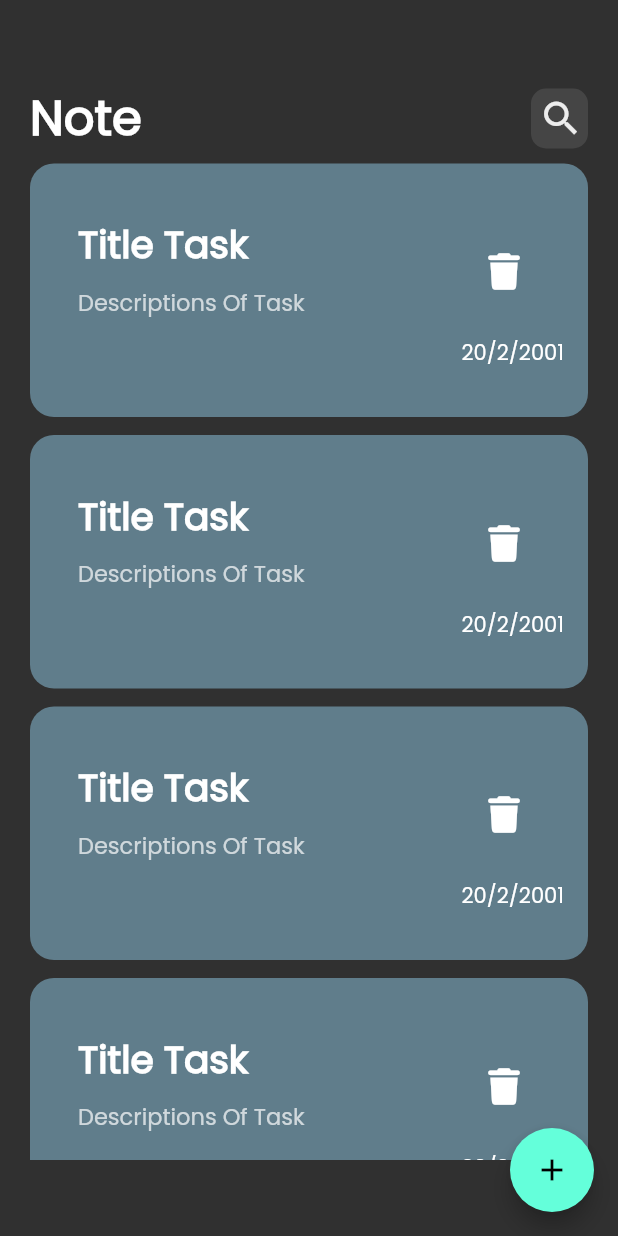
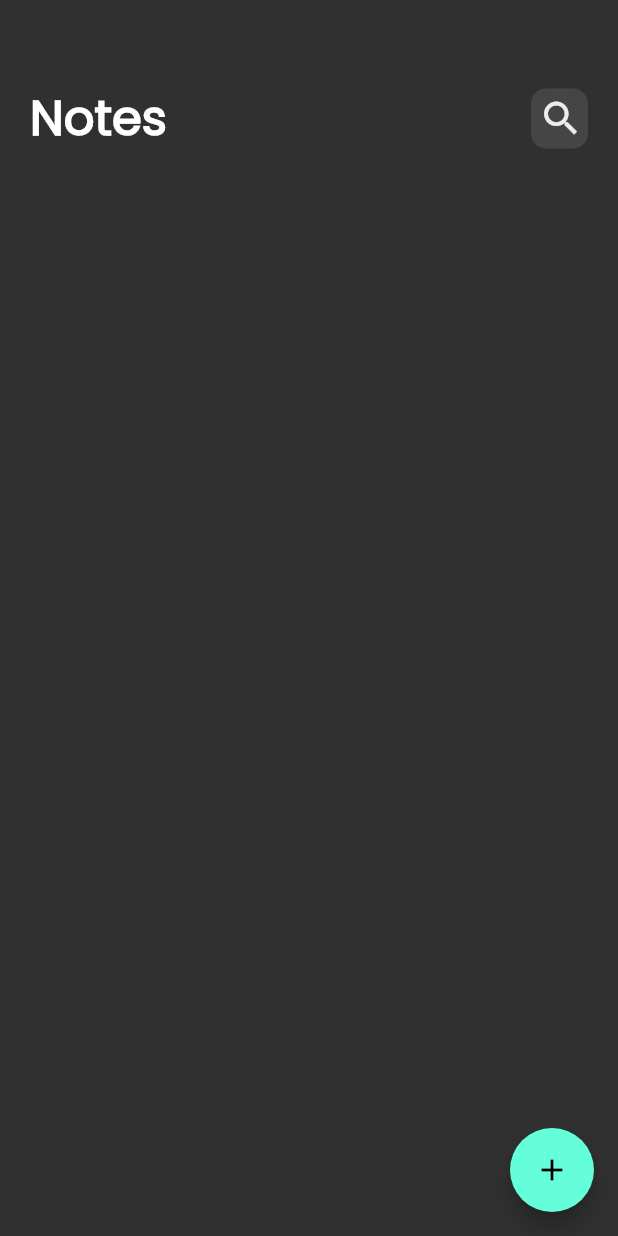
Before and after one commit to marwan-sam/notes_app, a Flutter app: the screen it shows after launch, on a phone screen of 412 x 824 dp. Run offline on Flutter 3.47's test engine with Material 2 defaults, Android fonts, the light colour scheme and no system bars; our stand-ins replace bloc, flutter_bloc, font_awesome_flutter, hive, hive_flutter; accounts and stored records are empty.

Commit message:
some update

```diff
--- a/lib/cubits/note_store/cubit/notes_cubit.dart
+++ b/lib/cubits/note_store/cubit/notes_cubit.dart
@@ -1,9 +1,21 @@
 import 'package:bloc/bloc.dart';
+import 'package:hive/hive.dart';
 import 'package:meta/meta.dart';
 import 'package:note_app/model/model_note.dart';
+
+import '../../../layouts/conts.dart';
 
 part 'notes_state.dart';
 
 class NotesCubit extends Cubit<NotesState> {
   NotesCubit() : super(NotesInitial());
+
+  List<NoteModel>? notes;
+  // fetch all notes method :=
+  fetchNotes() {
+    var notesBox = Hive.box<NoteModel>(boxNoteHive);
+    notes = notesBox.values.toList();
+
+    // emit(NotesSuccState(notes!));
+  }
 }
--- a/lib/layouts/components.dart
+++ b/lib/layouts/components.dart
@@ -1,5 +1,7 @@
 import 'package:flutter/material.dart';
 import 'package:font_awesome_flutter/font_awesome_flutter.dart';
+import 'package:intl/intl.dart';
+import 'package:note_app/model/model_note.dart';
 
 import 'conts.dart';
 
@@ -32,12 +34,13 @@ Widget TitleAppBarUI({required String txt}) => Text(
 // * one of item note: =
 Widget NoteItmeUI({
   void Function()? onTap,
+  required final NoteModel item,
 }) =>
     GestureDetector(
       onTap: onTap,
       child: Container(
         decoration: BoxDecoration(
-          color: Colors.blueGrey,
+          color: Color(item.color),
           borderRadius: BorderRadius.circular(16.0),
         ),
         child: Padding(
@@ -51,32 +54,34 @@ Widget NoteItmeUI({
             crossAxisAlignment: CrossAxisAlignment.end,
             children: [
               ListTile(
-                title: const Text(
-                  'Title Task',
-                  style: TextStyle(
+                title: Text(
+                  item.title,
+                  style: const TextStyle(
                     fontSize: 25.0,
                     fontWeight: FontWeight.bold,
                   ),
                 ),
-                subtitle: const Padding(
-                  padding: EdgeInsets.only(
+                subtitle: Padding(
+                  padding: const EdgeInsets.only(
                     top: 8,
                     bottom: 8,
                   ),
                   child: Text(
-                    'Descriptions Of Task',
-                    style: TextStyle(
+                    item.subTitle,
+                    style: const TextStyle(
                       fontSize: 15.0,
                       fontWeight: FontWeight.w400,
                     ),
                   ),
                 ),
                 trailing: IconButton(
-                  onPressed: () {},
+                  onPressed: () {
+                    item.delete();
+                  },
                   icon: const Icon(FontAwesomeIcons.trash),
                 ),
               ),
-              const Text('20/2/2001'),
+              Text(item.date),
             ],
           ),
         ),
@@ -214,40 +219,12 @@ Widget BodyOfItems({
       ),
     );
 
-// Widget BodyOfEdite({
-//   StandardFormUI? BodyOf,
-//   required Widget AppBar,
-// }) =>
-//     Padding(
-//       padding: const EdgeInsets.all(20.0),
-//       child: Column(
-//         children: [
-//           const SizedBox(
-//             height: 35.0,
-//           ),
-//           // * App Bar =
-//           AppBar,
-//           // * Notes :=
-//           // NoteItme(),
-//           SizedBox(
-//             height: 670,
-//             child: BodyOf,
-//           ),
-//         ],
-//       ),
-//     );
-
 // * after click in btn add to show in showModalBottomSheet or open stander form:=
 Widget StandardFormUI({
   required String hint1,
   required String hint2,
-  // required String? txtBtn,
-  // double widthBtn = double.infinity,
-  // required Key? keyForm,
-  // AutovalidateMode? autovalidateMode,
   void Function(String?)? onSaved1,
   void Function(String?)? onSaved2,
-  // VoidCallback? onClickBtn,
 }) =>
     SingleChildScrollView(
       // child: Form(
@@ -273,22 +250,19 @@ Widget StandardFormUI({
           const SizedBox(
             height: 50.0,
           ),
-          // const Spacer(flex: 1),
-          // BlocBuilder<AddNoteCubit, AddNoteState>(
-          //   builder: (context, state) {
-          //     return Center(
-          //       child: isloading
-          //           ? const CircularProgressIndicator(
-          //               color: blueDarkColor,
-          //             )
-          //           : Button(
-          //               txt: txtBtn!,
-          //               btnWidth: widthBtn,
-          //               clicked: onClickBtn,
-          // ),
-          // );
-          // },
-          // ),
         ],
       ),
     );
+
+Widget emptyListOfNote() => Column(
+      children: const [
+        Center(
+          child: Text(
+            "Don't Have Any Notes",
+            style: TextStyle(
+              color: Colors.white,
+            ),
+          ),
+        ),
+      ],
+    );
--- a/lib/screens/notes_screen.dart
+++ b/lib/screens/notes_screen.dart
@@ -1,4 +1,6 @@
 import 'package:flutter/material.dart';
+import 'package:flutter_bloc/flutter_bloc.dart';
+import 'package:note_app/cubits/note_store/cubit/notes_cubit.dart';
 import 'package:note_app/screens/widgets/appBar.dart';
 // import 'package:font_awesome_flutter/font_awesome_flutter.dart';
 import 'package:note_app/screens/widgets/listview_notes.dart';
@@ -11,7 +13,10 @@ class NotesScreen extends StatelessWidget {
 
   @override
   Widget build(BuildContext context) {
-    return Scaffold(
+    return BlocProvider(
+      create: (context) => NotesCubit(),
+      child: Scaffold(
+        resizeToAvoidBottomInset: false,
         floatingActionButton: FloatingActionButton(
           onPressed: () {
             showModalBottomSheet(
@@ -20,7 +25,7 @@ class NotesScreen extends StatelessWidget {
                 borderRadius: BorderRadius.circular(16.0),
               ),
               context: context,
-            builder: (context) => ModelSheetAddNewNote(),
+              builder: (context) => const ModelSheetAddNewNote(),
             );
           },
           child: const Icon(Icons.add),
@@ -28,8 +33,9 @@ class NotesScreen extends StatelessWidget {
         body: BodyOfItems(
           BodyOf: const ListViewNotes(),
           AppBar: AppBarScreen(
-          txtTitle: 'Note',
+            txtTitle: 'Notes',
             icon: Icons.search,
+          ),
         ),
       ),
     );
--- a/lib/screens/widgets/listview_notes.dart
+++ b/lib/screens/widgets/listview_notes.dart
@@ -1,20 +1,43 @@
 import 'package:flutter/material.dart';
+import 'package:flutter_bloc/flutter_bloc.dart';
+import 'package:note_app/cubits/note_store/cubit/notes_cubit.dart';
 import 'package:note_app/layouts/components.dart';
+import 'package:note_app/model/model_note.dart';
 import 'package:note_app/screens/edite_new_note_screen.dart';
 
-class ListViewNotes extends StatelessWidget {
+class ListViewNotes extends StatefulWidget {
   const ListViewNotes({super.key});
 
+  @override
+  State<ListViewNotes> createState() => _ListViewNotesState();
+}
+
+class _ListViewNotesState extends State<ListViewNotes> {
   final colors = const [];
+
+  @override
+  void initState() {
+    BlocProvider.of<NotesCubit>(context).fetchNotes();
+    super.initState();
+  }
+
   @override
   Widget build(BuildContext context) {
+    return BlocBuilder<NotesCubit, NotesState>(
+      builder: (context, state) {
+        List<NoteModel> notes =
+            BlocProvider.of<NotesCubit>(context).notes ?? [];
+        print(notes);
         return ListView.builder(
           padding: EdgeInsets.zero,
-      // itemCount: 5,
+          itemCount: notes.length,
+          // itemCount: 4,
+
           itemBuilder: (BuildContext context, int index) {
             return Padding(
               padding: const EdgeInsets.symmetric(vertical: 6),
               child: NoteItmeUI(
+                item: notes[index],
                 onTap: () {
                   Navigator.push(
                     context,
@@ -27,5 +50,7 @@ class ListViewNotes extends StatelessWidget {
             );
           },
         );
+      },
+    );
   }
 }
--- a/pubspec.yaml
+++ b/pubspec.yaml
@@ -40,6 +40,7 @@ dependencies:
   bloc: ^8.1.1
   flutter_bloc: ^8.1.2
   modal_progress_hud_nsn: ^0.3.0
+  intl: ^0.18.0
 
 dev_dependencies:
   flutter_test:
```
Also changed, not shown: lib/cubits/note_store/cubit/notes_state.dart (+9 -9 lines), lib/screens/widgets/add_note_by_model_sheet.dart (+6 -4 lines), pubspec.lock. Lines whose indentation alone changed are shown as unchanged.
